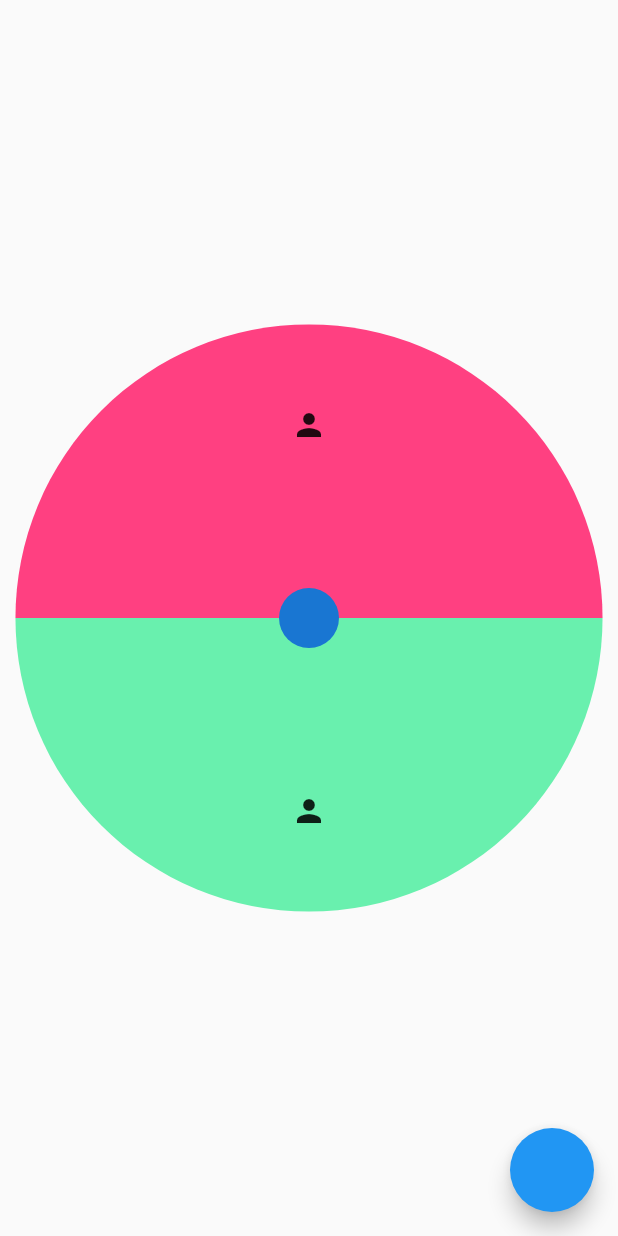
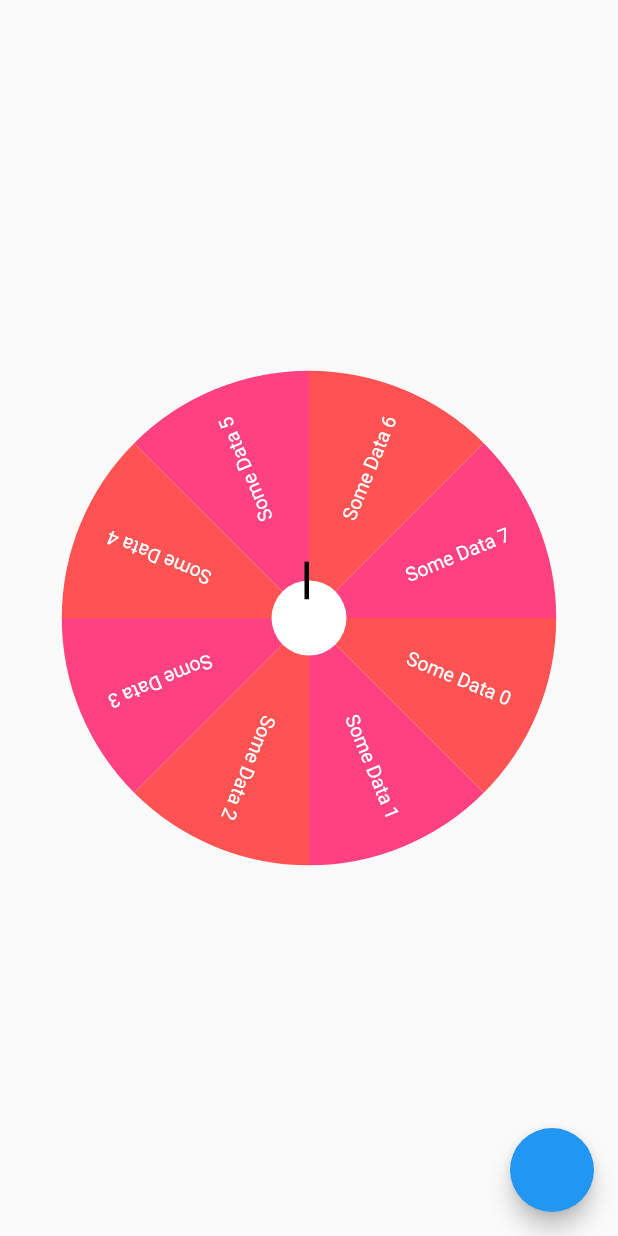
Before and after one commit to wrteam-priyansh/ui_ux, a Flutter app: the SpinWheelScreen screen opened directly, on a phone screen of 412 x 824 dp. Run offline on Flutter 3.47's test engine with Material 2 defaults, Android fonts, the phone set to English and light mode, and no system bars; our stand-ins replace cached_network_image, flutter_bloc, flutter_html, lottie, octo_image; missing offline and left inert: flutter_shapes, flutter_tex.

Commit message:
Added spin wheel but yet to detect selected index

```diff
--- a/lib/ui/screens/homeScreen.dart
+++ b/lib/ui/screens/homeScreen.dart
@@ -28,6 +28,7 @@ import 'package:ui_ux/ui/screens/refreshNestedScrollview.dart';
 import 'package:ui_ux/ui/screens/scrollDragAnimationScreen.dart';
 import 'package:ui_ux/ui/screens/selectWordAnimationScreen.dart';
 import 'package:ui_ux/ui/screens/shapesScreen.dart';
+import 'package:ui_ux/ui/screens/shoppingApp/shoppingHomeScreen.dart';
 import 'package:ui_ux/ui/screens/spinWheelScreen.dart';
 import 'package:ui_ux/ui/screens/tabBarAnimationScreen.dart';
 import 'package:ui_ux/ui/screens/tapAnimationScreen.dart';
@@ -78,6 +79,7 @@ class _HomeScreenState extends State<HomeScreen> {
     "Shapes",
     "Travel App Ux",
     "Spin Wheel",
+    "Shopping Ux"
   ];
 
   @override
@@ -170,6 +172,8 @@ class _HomeScreenState extends State<HomeScreen> {
                         builder: (context) => SpinWheelScreen(
                               screenSize: MediaQuery.of(context).size,
                             )));
+              } else if (examples[index] == "Shopping Ux") {
+                Navigator.push(context, MaterialPageRoute(builder: (context) => ShoppingHomeScreen()));
               }
               //
             },
--- a/lib/ui/screens/spinWheelScreen.dart
+++ b/lib/ui/screens/spinWheelScreen.dart
@@ -1,6 +1,7 @@
 import 'dart:math';
 
 import 'package:flutter/material.dart';
+import 'dart:math' as Math;
 
 class SpinWheelScreen extends StatefulWidget {
   final Size screenSize;
@@ -12,206 +13,196 @@ class SpinWheelScreen extends StatefulWidget {
 
 class _SpinWheelScreenState extends State<SpinWheelScreen> with TickerProviderStateMixin {
   late AnimationController spinWheelAnimationController = AnimationController(vsync: this, duration: Duration(milliseconds: 5000));
-  //..addStatusListener(spinWheelAnimationStatusListener)
-  //..addListener(spinWheelAnimationListener);
-  late Animation<double> spinWheelAnimation = Tween<double>(begin: 0, end: (numberOfRound * 360 + randomAngle)).animate(CurvedAnimation(parent: spinWheelAnimationController, curve: Curves.easeOut));
 
-  late double heightAndWidth = widget.screenSize.width * 0.95; //Same as radius
+  late Animation<double> spinWheelAnimation = Tween<double>(begin: 0, end: (360 * 5) + randomAngle).animate(CurvedAnimation(parent: spinWheelAnimationController, curve: Curves.easeOut));
 
-  int numberOfSlice = 2;
+  late double heightAndWidth = widget.screenSize.width * (0.4); //radius will be half of this
 
-  int numberOfRound = 5;
-
-  int currentRoundNumber = 0;
+  int numberOfSlice = 8;
 
   late double randomAngle = Random.secure().nextDouble() * 360;
 
-  /*
-  void spinWheelAnimationStatusListener(AnimationStatus animationStatus) {
-    //
-    if (animationStatus == AnimationStatus.dismissed || animationStatus == AnimationStatus.completed) {
-      if (currentRoundNumber < numberOfRound) {
-        spinWheelAnimationController.forward(from: 0.0);
-      } else if (currentRoundNumber == numberOfRound) {
-        spinWheelAnimationController.dispose();
-        spinWheelAnimationController = AnimationController(vsync: this, duration: Duration(milliseconds: 1000));
-        spinWheelAnimation = Tween<double>(begin: 0, end: randomAngle).animate(CurvedAnimation(parent: spinWheelAnimationController, curve: Curves.easeOut));
+  late double sliceAngle = 360 / numberOfSlice;
 
-        spinWheelAnimationController.forward(from: 0.0);
-      }
-    } else {
-      currentRoundNumber++;
-    }
-  }
-  */
-
-/*
-  void spinWheelAnimationListener() {
-    if (currentRoundNumber == numberOfRound) {
-      if (spinWheelAnimation.value > randomAngle) {
-        print("Random angle is $randomAngle");
-        spinWheelAnimationController.stop();
-      }
-    }
-  }
-  */
+  late double spinArrowSize = 25.0;
 
   @override
   void dispose() {
-    //spinWheelAnimationController.removeListener(spinWheelAnimationListener);
-    //spinWheelAnimationController.removeStatusListener(spinWheelAnimationStatusListener);
     spinWheelAnimationController.dispose();
     super.dispose();
   }
 
-  Widget _buildSlice(double initialAngle, int index) {
-    double arcAngle = (360 / numberOfSlice);
-    return Align(
-      alignment: Alignment.center,
+  Widget _buildSlice(int index) {
+    double fontSize = 13.0; //
+    return AnimatedBuilder(
+        animation: spinWheelAnimationController,
+        builder: (context, child) {
+          return Transform.rotate(
+            alignment: Alignment.topLeft,
+            angle: _degreeToRadian(sliceAngle * index + spinWheelAnimation.value),
+            child: CustomPaint(
+              //
               child: Container(
-        child: CustomPaint(
-          child: Container(
-            padding: EdgeInsets.all(heightAndWidth * 0.14),
                 height: heightAndWidth,
                 width: heightAndWidth,
+                padding: EdgeInsets.only(right: 20.0),
+                child: Transform.rotate(
+                  alignment: Alignment.topLeft,
+                  angle: _degreeToRadian(sliceAngle * (0.5)),
                   child: Container(
-              alignment: Alignment(cos((pi * (initialAngle + arcAngle * 0.5)) / 180), sin((pi * (initialAngle + arcAngle * 0.5)) / 180)), //
-              child: Transform.rotate(angle: -((pi * spinWheelAnimation.value) / 180) * 2 * pi, child: Icon(Icons.person)),
+                    alignment: Alignment.topRight,
+                    child: Transform.translate(
+                      offset: Offset(0.0, -fontSize * (0.5)),
+                      child: Text(
+                        "Some Data $index",
+                        style: TextStyle(color: Colors.white, fontSize: fontSize, height: 1.0),
                       ),
                     ),
-          painter: ArcCustomPainter(arcColor: index.isEven ? Colors.greenAccent : Colors.pinkAccent, sweepAngle: (360 / numberOfSlice), initialAngle: initialAngle),
                   ),
                 ),
+              ),
+              painter: ArcCustomPainter(angle: sliceAngle, arcColor: index.isEven ? Colors.redAccent : Colors.pinkAccent),
+            ),
           );
+        });
   }
 
   List<Widget> _buildSlices() {
     //
     List<Widget> children = [];
     for (var i = 0; i < numberOfSlice; i++) {
-      children.add(_buildSlice(i * (360 / numberOfSlice), i));
+      children.add(_buildSlice(i));
     }
     return children;
+  }
+
+  double _degreeToRadian(double angle) {
+    return (pi * angle) / 180;
+  }
+
+  double _calculateCurrentSliceAngle(int index) {
+    return ((index * sliceAngle) + spinWheelAnimation.value);
+  }
+
+  double _selectedSpinValueAngleLowerRange() {
+    return 270 - sliceAngle * (0.5);
+  }
+
+  double _selectedSpinValueAngleUpperRange() {
+    return 270 + sliceAngle * (0.5);
+  }
+
+  int _calculateSliceIndexesInRange() {
+    int selectedIndex = 0;
+    List<Map<String, dynamic>> angles = [];
+    for (var i = 0; i < numberOfSlice; i++) {
+      var currentAngle = _calculateCurrentSliceAngle(i) - 360 * 5;
+      if (currentAngle >= _selectedSpinValueAngleLowerRange() && currentAngle <= _selectedSpinValueAngleUpperRange()) {
+        angles.add(
+          {"index": i, "angleArea": false},
+        );
+      }
+
+      if ((currentAngle + sliceAngle) > _selectedSpinValueAngleLowerRange() && (currentAngle + sliceAngle) < _selectedSpinValueAngleUpperRange()) {
+        bool alreadyAdded = angles.where((element) => element['index'] == i).toList().isNotEmpty;
+        if (!alreadyAdded) {
+          angles.add(
+            {"index": i, "angleArea": true},
+          );
+        }
+      }
+    }
+
+    if (angles.length == 1) {}
+
+    return selectedIndex;
   }
 
   @override
   Widget build(BuildContext context) {
     return Scaffold(
-      floatingActionButton: FloatingActionButton(onPressed: () {
-        if (spinWheelAnimationController.isCompleted) {
-          spinWheelAnimationController.reverse();
-        } else {
-          spinWheelAnimationController.forward();
-        }
+      floatingActionButton: FloatingActionButton(onPressed: () async {
+        await spinWheelAnimationController.forward();
+
+        print("${_calculateSliceIndexesInRange()}");
       }),
-      body: Stack(
-        children: [
-          Center(
-            child: AnimatedBuilder(
-              animation: spinWheelAnimationController,
-              builder: (context, child) {
-                return Transform.rotate(
-                  angle: (pi * spinWheelAnimation.value) / 180,
-                  alignment: Alignment.center,
-                  child: Container(
+      body: Container(
+        margin: EdgeInsets.only(left: widget.screenSize.width * (0.5), top: widget.screenSize.height * (0.5)),
+        width: heightAndWidth,
         height: heightAndWidth,
-                    width: heightAndWidth,
         child: Stack(
+          clipBehavior: Clip.none,
           children: [
             ..._buildSlices(),
+            Align(
+              alignment: Alignment.topLeft,
+              child: Transform.translate(
+                offset: Offset(-spinArrowSize, -spinArrowSize),
+                child: CircleAvatar(
+                  backgroundColor: Colors.white,
+                  radius: spinArrowSize,
+                  child: Stack(
+                    clipBehavior: Clip.none,
+                    children: [
+                      Positioned(
+                        top: -spinArrowSize * (0.5),
+                        left: spinArrowSize - 3.0,
+                        child: Container(
+                          width: 3.0,
+                          height: spinArrowSize,
+                          color: Colors.black,
+                        ),
+                      ),
                     ],
                   ),
                 ),
-                );
-              },
               ),
+            )
+          ],
         ),
-          Center(
-            child: CircleAvatar(),
-          ),
-
-          /*
-                    CustomPaint(
-                      child: Container(
-                          alignment: Alignment.topLeft,
-                          padding: EdgeInsets.only(
-                            top: 150,
-                            left: 150,
-                          ),
-                          decoration: BoxDecoration(
-                            border: Border.all(),
-                          ),
-                          height: heightAndWidth,
-                          width: heightAndWidth,
-                          child: Padding(
-                            padding: const EdgeInsets.all(45),
-                            child: Icon(Icons.add),
-                          )),
-                      painter: ArcCustomPainter(arcColor: Colors.pinkAccent, sweepAngle: 90, initialAngle: 0),
-                    ),
-                    */
-
-          // CustomPaint(
-          //   child: Container(
-          //     decoration: BoxDecoration(border: Border.all(color: Colors.red)),
-          //     padding: EdgeInsets.all(heightAndWidth * 0.14),
-          //     height: heightAndWidth,
-          //     width: heightAndWidth,
-          //     child: Container(
-          //       decoration: BoxDecoration(border: Border.all(color: Colors.green)),
-          //       alignment: Alignment(cos((pi * 135) / 180), sin((pi * 135) / 180)), //
-          //       child: Icon(Icons.person),
-          //     ),
-          //   ),
-          //   painter: ArcCustomPainter(arcColor: Colors.greenAccent, sweepAngle: 90, initialAngle: 90),
-          // ),
-
-          // Center(
-          //   child: Container(
-          //     height: heightAndWidth,
-          //     width: heightAndWidth,
-          //     child: CustomPaint(
-          //       child: Text("data"),
-          //       painter: TestArcCustomPainter(arcColor: Colors.pinkAccent, sweepAngle: 90, initialAngle: 0),
-          //     ),
-          //   ),
-          // ),
-        ],
       ),
     );
   }
 }
 
-class TestArcCustomPainter extends CustomPainter {
-  final double sweepAngle;
-  final double initialAngle;
+class ArcCustomPainter extends CustomPainter {
+  final double angle;
+
   final Color arcColor;
 
-  TestArcCustomPainter({required this.sweepAngle, required this.initialAngle, required this.arcColor});
+  ArcCustomPainter({required this.angle, required this.arcColor});
 
-  double _degreeToRadian() {
-    return (sweepAngle * pi) / 180.0;
-  }
-
-  double _initialAngleToRadin() {
-    return (initialAngle * pi) / 180.0;
+  double _angleDegreeToRadian() {
+    return (angle * pi) / 180.0;
   }
 
   @override
   void paint(Canvas canvas, Size size) {
-    Paint paint = Paint()
-      ..strokeWidth = 11
-      ..color = arcColor
-      ..strokeCap = StrokeCap.round
-      ..style = PaintingStyle.fill;
+    double radius = Math.min(size.width, size.height);
 
+    Path path = _buildPath(radius: radius, angle: _angleDegreeToRadian());
+    canvas.drawPath(path, Paint()..color = arcColor);
+
+    //canvas.drawArc(Rect.fromCircle(center: Offset(size.width * (0.5), size.height * (0.5)), radius: size.width * 0.5), _initialAngleToRadin(), _degreeToRadian(), true, paint);
+  }
+
+  Path _buildPath({required double radius, required double angle}) {
     Path path = Path();
 
-    path.arcTo(Rect.fromCircle(center: Offset(size.width * (0.5), size.height * (0.5)), radius: size.width * (0.5)), 0, sweepAngle, false);
-
-    canvas.clipPath(path);
-
-    //canvas.drawArc(Rect.fromCircle(center: Offset(size.width * (0.5), size.height * (0.5)), radius: size.width * 0.5), _initialAngleToRadin(), _degreeToRadian(), true, paint);
+    path
+      ..moveTo(0, 0)
+      ..lineTo(radius, 0)
+      ..arcTo(
+        Rect.fromCircle(
+          center: Offset(0, 0),
+          radius: radius,
+        ),
+        0,
+        angle,
+        false,
+      )
+      ..close();
+    return path;
   }
 
   @override
@@ -219,34 +210,3 @@ class TestArcCustomPainter extends CustomPainter {
     return false;
   }
 }
-
-class ArcCustomPainter extends CustomPainter {
-  final double sweepAngle;
-  final double initialAngle;
-  final Color arcColor;
-
-  ArcCustomPainter({required this.sweepAngle, required this.initialAngle, required this.arcColor});
-
-  double _degreeToRadian() {
-    return (sweepAngle * pi) / 180.0;
-  }
-
-  double _initialAngleToRadin() {
-    return (initialAngle * pi) / 180.0;
-  }
-
-  @override
-  void paint(Canvas canvas, Size size) {
-    Paint paint = Paint()
-      ..strokeWidth = 11
-      ..color = arcColor
-      ..strokeCap = StrokeCap.round
-      ..style = PaintingStyle.fill;
-    canvas.drawArc(Rect.fromCircle(center: Offset(size.width * (0.5), size.height * (0.5)), radius: size.width * 0.5), _initialAngleToRadin(), _degreeToRadian(), true, paint);
-  }
-
-  @override
-  bool shouldRepaint(covariant CustomPainter oldDelegate) {
-    return false;
-  }
-}
```
Also changed, not shown: lib/ui/screens/shoppingApp/shoppingHomeScreen.dart (added, +86 -0 lines), lib/ui/screens/shoppingApp/shoppingPlayGround.dart (added, +36 -0 lines). Lines whose indentation alone changed are shown as unchanged.
